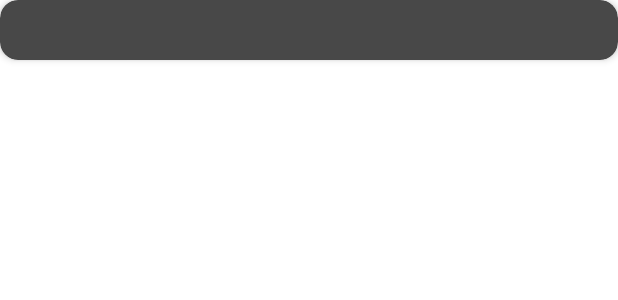
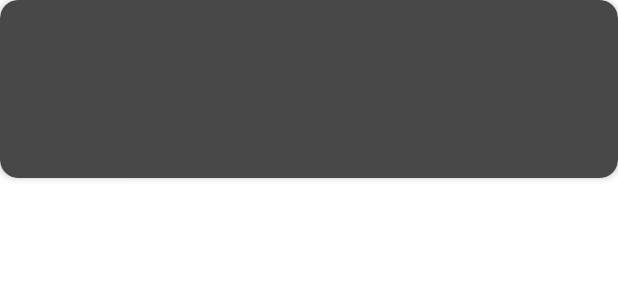
Before and after one commit to Divyang-Sharma/Split-It, an Android app: the layout card_layout.xml on its own in the app's theme, with its tools: preview values and no code run, on a phone screen of 412 x 824 dp. Shown: the top 300 px of the screen. Run offline under Robolectric (Android 15) with nearby library versions, the phone set to English and light mode, and no system bars.

Commit message:
Added recyclerView and RecyclerAdapter.kt

```diff
--- a/app/build.gradle
+++ b/app/build.gradle
@@ -66,6 +66,11 @@ dependencies {
     kapt "androidx.room:room-compiler:$room_version"
     annotationProcessor "androidx.room:room-compiler:$room_version"
 
+    //recycler view
+    //noinspection GradleCompatible
+    implementation 'com.android.support:cardview-v7:28.0.0'
+    implementation 'androidx.recyclerview:recyclerview-selection:1.1.0'
+
     //Livedata & ViewModel
     implementation "androidx.lifecycle:lifecycle-common-java8:$lifecycle_version"
     implementation "androidx.lifecycle:lifecycle-livedata-ktx:$lifecycle_version"
--- a/app/src/main/res/layout/card_layout.xml
+++ b/app/src/main/res/layout/card_layout.xml
@@ -1,6 +1,7 @@
 <?xml version="1.0" encoding="utf-8"?>
 <androidx.cardview.widget.CardView xmlns:android="http://schemas.android.com/apk/res/android"
     xmlns:app="http://schemas.android.com/apk/res-auto"
+    xmlns:tools="http://schemas.android.com/tools"
     android:id="@+id/card_view"
     android:layout_width="match_parent"
     android:layout_height="wrap_content"
@@ -15,6 +16,32 @@
         android:layout_height="wrap_content"
         android:id="@+id/relativeLayout"
         android:padding="16dp"
-        ></androidx.constraintlayout.widget.ConstraintLayout>
+        >
+
+        <TextView
+            android:id="@+id/card_title"
+            android:layout_width="236dp"
+            android:layout_height="35dp"
+            app:layout_constraintStart_toStartOf="parent"
+            app:layout_constraintTop_toTopOf="parent"
+            android:textSize="30sp" />
+
+        <TextView
+            android:id="@+id/card_memberCount"
+            android:layout_width="236dp"
+            android:layout_height="35dp"
+            app:layout_constraintTop_toBottomOf="@id/card_title"
+            android:layout_marginTop="8dp"
+            android:textSize="24sp" />
+
+        <TextView
+            android:id="@+id/card_date"
+            android:layout_width="120dp"
+            android:layout_height="78dp"
+            app:layout_constraintLeft_toRightOf="@id/card_title"
+            android:layout_marginLeft="16dp"
+            android:textSize="24sp" />
+
+    </androidx.constraintlayout.widget.ConstraintLayout>
 
 </androidx.cardview.widget.CardView>
```
Also changed, not shown: app/src/main/java/com/example/split_it/adapters/RecyclerAdapter.kt (added, +33 -0 lines).
